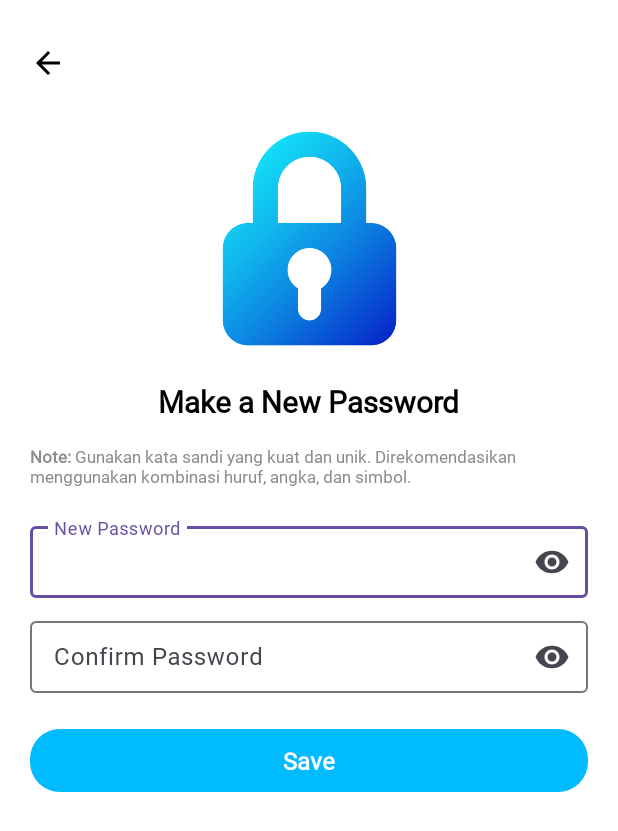
After one commit to Capstone-Project-PAKU/MOBILE-PAKU, an Android app: the MakeNewPasswordActivity screen opened directly, with no data from a screen before it, on a phone screen of 412 x 824 dp. The commit adds this screen. Shown: the top 831 px of the screen. Run offline under Robolectric (Android 15) with nearby library versions, the phone set to English and light mode, and no system bars.

Commit message:
add forgot password, sisa kuota cuti

```diff
--- a/app/src/main/AndroidManifest.xml
+++ b/app/src/main/AndroidManifest.xml
@@ -36,6 +36,11 @@
         <activity android:name=".LoginActivity" />
         <activity android:name=".RegisterActivity" />
         <activity android:name=".MainActivity"/>
+        <activity android:name=".ForgotPasswordActivity"/>
+        <activity android:name=".VerificationOTPActivity"/>
+        <activity android:name=".MakeNewPasswordActivity" />
+
+
     </application>
 
 </manifest>
--- /dev/null
+++ b/app/src/main/java/com/example/paku/MakeNewPasswordActivity.kt
@@ -0,0 +1,20 @@
+package com.example.paku
+
+import android.content.Intent
+import android.os.Bundle
+import androidx.appcompat.app.AppCompatActivity
+import com.google.android.material.button.MaterialButton
+
+class MakeNewPasswordActivity : AppCompatActivity() {
+    override fun onCreate(savedInstanceState: Bundle?) {
+        super.onCreate(savedInstanceState)
+        setContentView(R.layout.make_new_password) // Sesuaikan dengan layout yang benar
+
+        val btnSave = findViewById<MaterialButton>(R.id.btnSave)
+        btnSave.setOnClickListener {
+            val intent = Intent(this, LoginActivity::class.java)
+            intent.flags = Intent.FLAG_ACTIVITY_NEW_TASK or Intent.FLAG_ACTIVITY_CLEAR_TASK // Menghapus history activity sebelumnya
+            startActivity(intent)
+        }
+    }
+}
--- /dev/null
+++ b/app/src/main/res/drawable/ic_arrow_back_black.xml
@@ -0,0 +1,12 @@
+<vector xmlns:android="http://schemas.android.com/apk/res/android"
+    android:autoMirrored="true"
+    android:height="24dp"
+    android:tint="@android:color/black"
+    android:viewportHeight="24"
+    android:viewportWidth="24"
+    android:width="24dp">
+
+    <path
+        android:fillColor="@android:color/black"
+        android:pathData="M20,11H7.83l5.59,-5.59L12,4l-8,8 8,8 1.41,-1.41L7.83,13H20v-2z"/>
+</vector>
--- /dev/null
+++ b/app/src/main/res/layout/make_new_password.xml
@@ -0,0 +1,125 @@
+<?xml version="1.0" encoding="utf-8"?>
+<androidx.constraintlayout.widget.ConstraintLayout
+    xmlns:android="http://schemas.android.com/apk/res/android"
+    xmlns:app="http://schemas.android.com/apk/res-auto"
+    android:layout_width="match_parent"
+    android:layout_height="match_parent"
+    android:background="@color/white"
+    android:padding="20dp">
+
+    <!-- Tombol Back -->
+    <ImageView
+        android:id="@+id/ivBack"
+        android:layout_width="24dp"
+        android:layout_height="24dp"
+        android:src="@drawable/ic_arrow_back_black"
+        android:layout_marginTop="10dp"
+        app:layout_constraintStart_toStartOf="parent"
+        app:layout_constraintTop_toTopOf="parent" />
+
+    <!-- Illustration Image -->
+    <ImageView
+        android:id="@+id/illustration"
+        android:layout_width="match_parent"
+        android:layout_height="150dp"
+        android:src="@drawable/icon_password"
+        android:contentDescription="OTP Illustration"
+        android:scaleType="centerInside"
+        app:layout_constraintTop_toBottomOf="@id/ivBack"
+        app:layout_constraintStart_toStartOf="parent"
+        app:layout_constraintEnd_toEndOf="parent"
+        android:layout_marginTop="30dp"/>
+
+    <!-- OTP Title -->
+    <TextView
+        android:id="@+id/tvTitle"
+        android:layout_width="wrap_content"
+        android:layout_height="wrap_content"
+        android:text="Make a New Password"
+        android:textSize="20sp"
+        android:padding="10dp"
+        android:textStyle="bold"
+        android:fontFamily="@font/inter"
+        android:textColor="@color/black"
+        app:layout_constraintTop_toBottomOf="@id/illustration"
+        app:layout_constraintStart_toStartOf="parent"
+        app:layout_constraintEnd_toEndOf="parent"
+        android:layout_marginTop="10dp"/>
+
+    <!-- OTP Subtitle -->
+    <TextView
+        android:id="@+id/tvSubtitle"
+        android:layout_width="wrap_content"
+        android:layout_height="wrap_content"
+        android:layout_marginTop="5dp"
+        android:fontFamily="@font/inter"
+        android:text="@string/note_Register"
+        android:textColor="@color/gray"
+        android:textSize="11sp"
+        app:layout_constraintEnd_toEndOf="parent"
+        app:layout_constraintStart_toStartOf="parent"
+        app:layout_constraintTop_toBottomOf="@id/tvTitle" />
+
+    <!-- Input Password Baru -->
+    <com.google.android.material.textfield.TextInputLayout
+        android:id="@+id/passwordInputLayout"
+        android:layout_width="match_parent"
+        android:layout_height="wrap_content"
+        android:hint="New Password"
+        app:endIconMode="password_toggle"
+        android:layout_marginTop="20dp"
+        app:layout_constraintTop_toBottomOf="@id/tvSubtitle"
+        app:layout_constraintStart_toStartOf="parent"
+        app:layout_constraintEnd_toEndOf="parent">
+
+        <com.google.android.material.textfield.TextInputEditText
+            android:id="@+id/etPassword"
+            android:layout_width="match_parent"
+            android:layout_height="wrap_content"
+            android:textSize="16sp"
+            android:textColor="@color/darker_grey"
+            android:fontFamily="@font/inter"
+            android:inputType="textPassword"
+            android:paddingVertical="10dp"/>
+    </com.google.android.material.textfield.TextInputLayout>
+
+    <!-- Input Konfirmasi Password -->
+    <com.google.android.material.textfield.TextInputLayout
+        android:id="@+id/confirmPasswordLayout"
+        android:layout_width="match_parent"
+        android:layout_height="wrap_content"
+        android:hint="Confirm Password"
+        app:endIconMode="password_toggle"
+        android:layout_marginTop="10dp"
+        app:layout_constraintTop_toBottomOf="@id/passwordInputLayout"
+        app:layout_constraintStart_toStartOf="parent"
+        app:layout_constraintEnd_toEndOf="parent">
+
+        <com.google.android.material.textfield.TextInputEditText
+            android:id="@+id/etConfirmPassword"
+            android:layout_width="match_parent"
+            android:layout_height="wrap_content"
+            android:textSize="16sp"
+            android:textColor="@color/darker_grey"
+            android:fontFamily="@font/inter"
+            android:inputType="textPassword"
+            android:paddingVertical="10dp"/>
+    </com.google.android.material.textfield.TextInputLayout>
+
+    <!-- Continue Button -->
+    <com.google.android.material.button.MaterialButton
+        android:id="@+id/btnSave"
+        android:layout_width="match_parent"
+        android:layout_height="50dp"
+        android:text="Save"
+        android:textColor="@color/white"
+        android:textStyle="bold"
+        android:fontFamily="@font/inter"
+        android:textSize="16sp"
+        app:backgroundTint="@color/blue"
+        app:cornerRadius="20dp"
+        android:layout_marginTop="20dp"
+        app:layout_constraintTop_toBottomOf="@id/confirmPasswordLayout"
+        app:layout_constraintStart_toStartOf="parent"
+        app:layout_constraintEnd_toEndOf="parent"/>
+</androidx.constraintlayout.widget.ConstraintLayout>
--- a/app/src/main/res/values/colors.xml
+++ b/app/src/main/res/values/colors.xml
@@ -13,5 +13,5 @@
     <color name="light_green">#A6FFC1</color>
     <color name="red">#FF0000</color>
     <color name="blue">#00BBFF</color>
-    <color name="dark_blue">#007BFF</color>
+    <color name="dark_blue">#1E8AFF</color>
 </resources>
```
Also changed, not shown: app/src/main/java/com/example/paku/ForgotPasswordActivity.kt (added, +19 -0 lines), app/src/main/java/com/example/paku/LoginActivity.kt (+8 -0 lines), app/src/main/java/com/example/paku/VerificationOTPActivity.kt (added, +19 -0 lines), app/src/main/res/drawable/bg_otp_box.xml (added, +12 -0 lines), app/src/main/res/drawable/rounded_input.xml (added, +12 -0 lines), app/src/main/res/layout/forgot_password.xml (added, +96 -0 lines), app/src/main/res/layout/fragment_pengajuan_cuti.xml (+7 -7 lines), app/src/main/res/layout/fragment_profile.xml (+7 -7 lines), app/src/main/res/layout/item_cek_rekap_kehadiran.xml (+25 -5 lines), app/src/main/res/layout/login.xml (+32 -6 lines), app/src/main/res/layout/register.xml (+8 -7 lines), app/src/main/res/layout/verification_otp.xml (added, +174 -0 lines), app/src/main/res/layout/welcome.xml (+4 -13 lines), app/src/main/res/drawable/icon_password.png (added), 1 more files.
